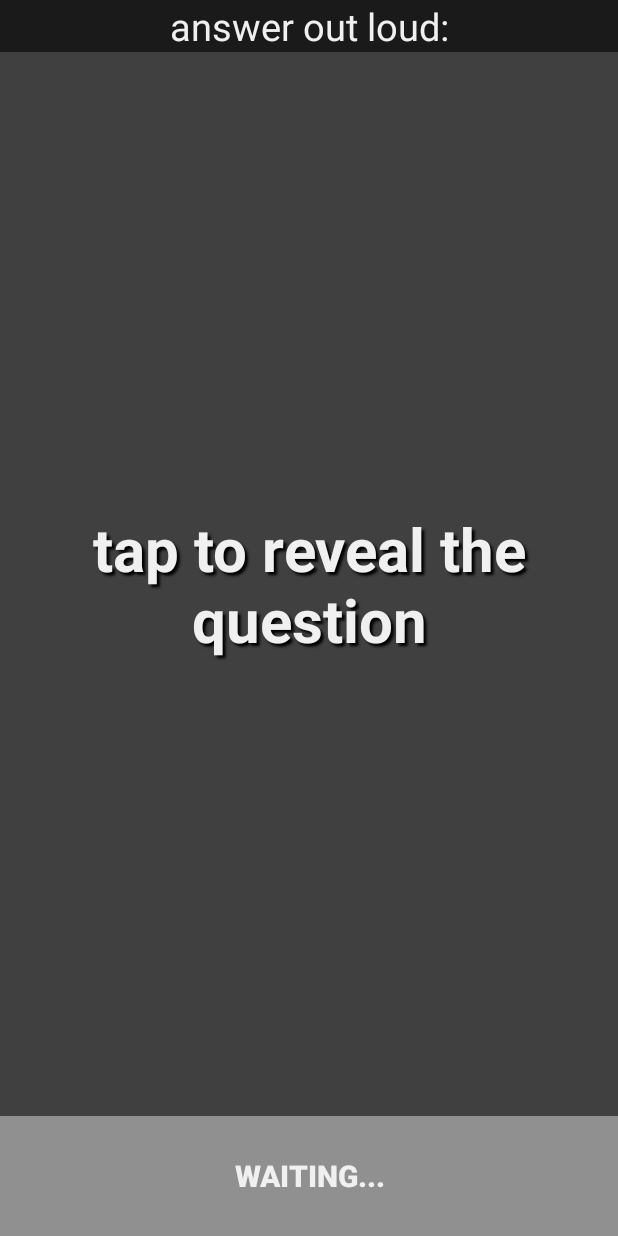
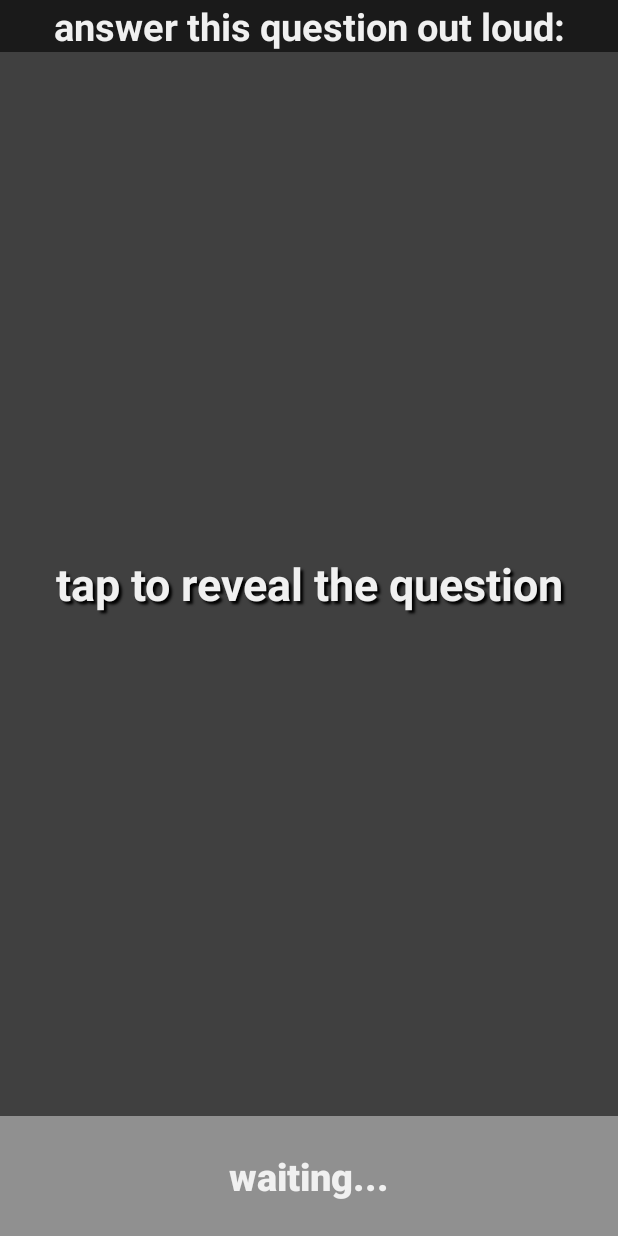
Before and after one commit to elliottdehn/revel, an Android app: the fragment PostResponseFragment placed in its activity, on a phone screen of 412 x 824 dp. Run offline under Robolectric (Android 15) with nearby library versions, the phone set to English and light mode, and no system bars.

```diff
--- a/app/src/main/AndroidManifest.xml
+++ b/app/src/main/AndroidManifest.xml
@@ -8,7 +8,8 @@
         android:label="@string/app_name"
         android:roundIcon="@mipmap/ic_launcher_round"
         android:supportsRtl="true"
-        android:theme="@style/AppTheme">
+        android:theme="@style/AppTheme"
+        android:screenOrientation="portrait">
         <activity android:name=".MainActivity">
             <intent-filter>
                 <action android:name="android.intent.action.MAIN" />
--- a/app/src/main/java/com/gregory/revelation/MainActivity.java
+++ b/app/src/main/java/com/gregory/revelation/MainActivity.java
@@ -23,6 +23,10 @@ import java.util.Random;
 public class MainActivity extends AppCompatActivity implements OnFragmentInteractionListener {
 
     private GameBuffer mGameBuffer;
+
+    /*
+        I make this in my free time, and as such, the code here is not representative of my professional work
+    */
 
     @Override
     protected void onCreate(Bundle savedInstanceState) {
@@ -76,9 +80,7 @@ public class MainActivity extends AppCompatActivity implements OnFragmentInterac
             //use our supplied questions until the buffer of questions supplied by players is full enough
         }
 
-        Random rnd = new Random();
-        int generatedColor = Color.argb(255, rnd.nextInt(256), rnd.nextInt(256), rnd.nextInt(256));
-        setupFragmentPostThought(generatedColor);
+        setupFragmentPostThought(Util.getRandomColor());
     }
 
     private void handlePostThought(List<Object> args){
--- a/app/src/main/java/com/gregory/revelation/fragments/PostResponseFragment.java
+++ b/app/src/main/java/com/gregory/revelation/fragments/PostResponseFragment.java
@@ -15,6 +15,7 @@ import android.widget.TextView;
 
 import com.gregory.revelation.OnFragmentInteractionListener;
 import com.gregory.revelation.R;
+import com.gregory.revelation.Util;
 
 import java.util.ArrayList;
 import java.util.Random;
@@ -74,9 +75,6 @@ public class PostResponseFragment extends Fragment {
         TextView thoughtToRespondTo = view.findViewById(R.id.textView_questionForPlayer);
         thoughtToRespondTo.setText(getResources().getString(R.string.text_display_tapToRevealThought));
 
-        Random rnd = new Random();
-        generatedColor = Color.argb(255, rnd.nextInt(256), rnd.nextInt(256), rnd.nextInt(256));
-
         thoughtToRespondTo.setOnClickListener(new View.OnClickListener() {
             @Override
             public void onClick(View v) {
@@ -87,7 +85,9 @@ public class PostResponseFragment extends Fragment {
                 //set the box to a random color
                 //originally, being able to tap repeatedly for new colors was a mistake
                 //but I actually quite like it. I'll be keeping it!
+                generatedColor = Util.getRandomColor();
                 questionView.setBackgroundColor(generatedColor);
+
                 questionView.setText(thought);
 
                 Button doneButton = parent.findViewById(R.id.button_doneResponding);
--- a/app/src/main/java/com/gregory/revelation/fragments/PostThoughtFragment.java
+++ b/app/src/main/java/com/gregory/revelation/fragments/PostThoughtFragment.java
@@ -2,12 +2,10 @@ package com.gregory.revelation.fragments;
 
 import android.app.Activity;
 import android.content.Context;
-import android.graphics.Color;
 import android.os.Bundle;
 import android.support.annotation.Nullable;
 import android.support.v4.app.Fragment;
 import android.text.InputType;
-import android.view.KeyEvent;
 import android.view.LayoutInflater;
 import android.view.View;
 import android.view.ViewGroup;
@@ -17,13 +15,10 @@ import android.widget.Button;
 import android.widget.EditText;
 import android.widget.Toast;
 
-import com.gregory.revelation.GameBuffer;
-import com.gregory.revelation.MainActivity;
 import com.gregory.revelation.OnFragmentInteractionListener;
 import com.gregory.revelation.R;
 
 import java.util.ArrayList;
-import java.util.Random;
 
 /**
  * A simple {@link Fragment} subclass.
--- a/app/src/main/res/layout/fragment_intro.xml
+++ b/app/src/main/res/layout/fragment_intro.xml
@@ -88,9 +88,9 @@
         android:layout_height="80dp"
         android:background="@color/colorPrimary"
         android:text="@string/button_intro"
-        android:textAllCaps="true"
         android:textColor="@color/colorAccent"
-        android:textSize="20sp"
+        android:textAllCaps="false"
+        android:textSize="25sp"
         android:textStyle="bold"
         app:layout_constraintBottom_toBottomOf="parent"
         app:layout_constraintLeft_toLeftOf="parent"
--- a/app/src/main/res/layout/fragment_player_count.xml
+++ b/app/src/main/res/layout/fragment_player_count.xml
@@ -70,9 +70,9 @@
         android:layout_height="80dp"
         android:background="@color/colorPrimary"
         android:text="@string/button_startGame"
-        android:textAllCaps="true"
+        android:textAllCaps="false"
         android:textColor="@color/colorAccent"
-        android:textSize="20sp"
+        android:textSize="25sp"
         android:textStyle="bold"
         app:layout_constraintBottom_toBottomOf="parent"
         app:layout_constraintLeft_toLeftOf="parent"
--- a/app/src/main/res/layout/fragment_post_question.xml
+++ b/app/src/main/res/layout/fragment_post_question.xml
@@ -13,6 +13,7 @@
         android:layout_height="wrap_content"
         android:background="@color/colorPrimaryDark"
         android:gravity="center"
+        android:textStyle="bold"
         android:text="@string/textView_promptToAsk"
         android:textColor="@color/colorAccent"
         android:textSize="25sp"
@@ -38,7 +39,8 @@
         android:layout_width="match_parent"
         android:textStyle="bold"
         android:layout_height="80dp"
-        android:textSize="20sp"
+        android:textSize="25sp"
+        android:textAllCaps="false"
         android:background="@color/colorPrimaryDark"
         android:text="@string/button_postQuestion"
         android:textColor="@color/colorAccent"
--- a/app/src/main/res/layout/fragment_respond_to_question.xml
+++ b/app/src/main/res/layout/fragment_respond_to_question.xml
@@ -10,6 +10,7 @@
         android:layout_height="wrap_content"
         android:background="@color/colorPrimaryDark"
         android:gravity="center"
+        android:textStyle="bold"
         android:text="@string/textView_promptToRespond"
         android:textColor="@color/colorAccent"
         android:textSize="25sp"
@@ -25,8 +26,8 @@
         android:textStyle="bold"
         android:text="@string/placeHolderText_thoughtAppears"
         android:textColor="@color/colorAccent"
-        android:textSize="40sp"
-        android:padding="40dp"
+        android:textSize="30sp"
+        android:padding="30dp"
 
         android:shadowColor="#000000"
         android:shadowDx="3"
@@ -41,7 +42,8 @@
         android:layout_width="match_parent"
         android:textStyle="bold"
         android:layout_height="80dp"
-        android:textSize="20sp"
+        android:textSize="25sp"
+        android:textAllCaps="false"
         android:background="@color/textColorTertiary"
         android:text="@string/button_doneResponding"
         android:textColor="@color/colorAccent"
--- a/app/src/main/res/values/strings.xml
+++ b/app/src/main/res/values/strings.xml
@@ -18,7 +18,7 @@
     <string name="sameTurnToggle">Jake\'s Idea Mode</string>
     <string name="numberHint">##</string>
     <string name="defaultNumberPlayers">3</string>
-    <string name="suggestedNumberPlayers">minimum: 3</string>
+    <string name="suggestedNumberPlayers">recommended: 3</string>
     <string name="minMaxNumberPlayers">more is usually better</string>
     <string name="doneReading">done reading</string>
     <string name="imReady">I\'m Ready</string>
@@ -38,20 +38,22 @@
     <string name="button_readPair">i\'m done reading it out</string>
     <string name="button_postAnswer">submit response</string>
     <string name="button_startGame">start game</string>
+    <string name="button_doneResponding">go to next step</string>
+    <string name="button_waiting">waiting</string>
+    <string name="button_playerIsReady">start my turn</string>
+    <string name="button_intro">understood</string>
 
     <string name="placeHolderText_thoughtAppears">question appears</string>
     <string name="placeHolderText_responseAppears">answer appears here</string>
     <string name="placeHolderText_flavorText">once you get the message, hang up the phone</string>
 
-    <string name="button_playerIsReady">start my turn</string>
+    <string name="warning_thoughtTooShort">must use four letters or more.</string>
+    <string name="warning_tooFewPlayers">must use 1 or more players</string>
 
-    <string name="button_intro">understood</string>
+    <string name="text_display_tapToRevealThought">tap to reveal the question</string>
 
-    <string name="warning_thoughtTooShort">must use four letters or more.</string>
-    <string name="text_display_tapToRevealThought">tap to reveal the question</string>
-    <string name="button_doneResponding">done answering</string>
-    <string name="textView_promptToRespond">answer out loud:</string>
-    <string name="button_waiting">waiting</string>
+
+    <string name="textView_promptToRespond">answer this question out loud:</string>
     <string name="textView_promptToAsk">secretly ask something:</string>
     <string name="textView_promptToPass">pass me to the next player</string>
 
```
Also changed, not shown: app/src/main/java/com/gregory/revelation/FlavorGenerator.java (+43 -3 lines), app/src/main/java/com/gregory/revelation/Util.java (+10 -0 lines), app/src/main/java/com/gregory/revelation/fragments/GameSettingsFragment.java (+12 -1 lines), app/src/main/res/layout/fragment_pass_the_phone.xml (+6 -4 lines).
